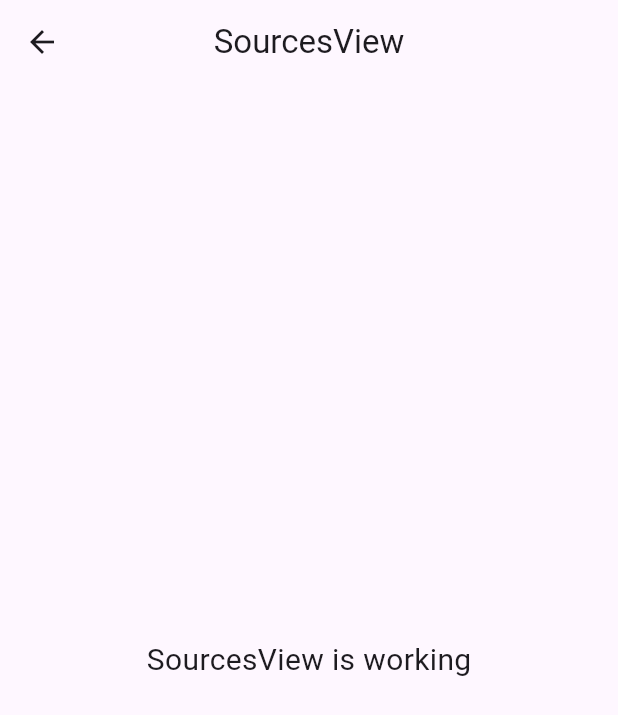
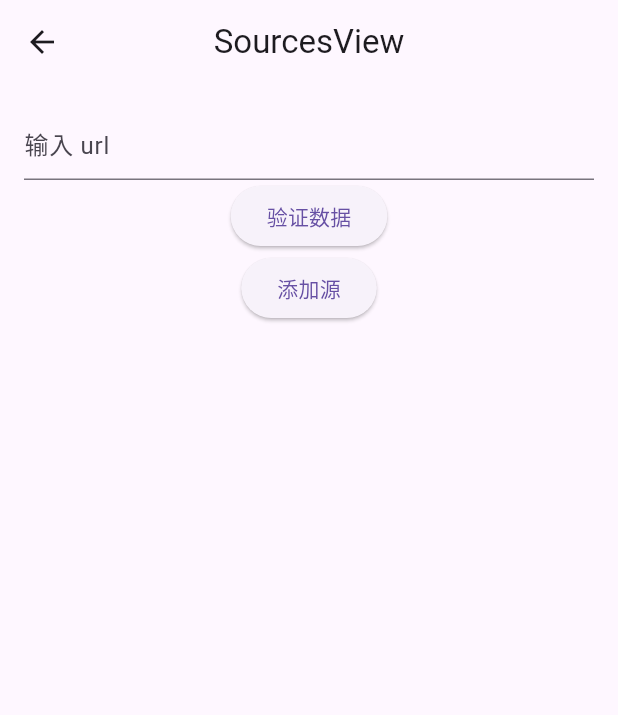
Before and after one commit to ChenTianSaber/ReadEverything, a Flutter app: the SourcesView screen opened by its route, on a phone screen of 412 x 824 dp. Shown: the top 715 px of the screen. Run offline on Flutter 3.47's test engine with Material 3 defaults, Android fonts, the phone set to English and light mode, and no system bars; our stand-ins replace flutter_smart_dialog, get; missing offline and left inert: flutter_inappwebview.

Commit message:
finish demo

```diff
--- a/lib/app/modules/sources/sources.view.dart
+++ b/lib/app/modules/sources/sources.view.dart
@@ -6,6 +6,7 @@ import 'sources.controller.dart';
 
 class SourcesView extends GetView<SourcesController> {
   const SourcesView({Key? key}) : super(key: key);
+
   @override
   Widget build(BuildContext context) {
     return Scaffold(
@@ -13,10 +14,19 @@ class SourcesView extends GetView<SourcesController> {
         title: const Text('SourcesView'),
         centerTitle: true,
       ),
-      body: const Center(
-        child: Text(
-          'SourcesView is working',
-          style: TextStyle(fontSize: 20),
+      body: Padding(
+        padding: const EdgeInsets.all(16.0),
+        child: Column(
+          children: [
+            // headless webView
+
+            TextField(
+              controller: controller.urlEditController,
+              decoration: InputDecoration(hintText: "输入 url"),
+            ),
+            ElevatedButton(onPressed: () => controller.checkData(), child: Text("验证数据")),
+            ElevatedButton(onPressed: () => controller.saveSource(), child: Text("添加源"))
+          ],
         ),
       ),
     );
--- a/lib/app/routes/app_pages.dart
+++ b/lib/app/routes/app_pages.dart
@@ -10,7 +10,7 @@ part 'app_routes.dart';
 class AppPages {
   AppPages._();
 
-  static const INITIAL = Routes.HOME;
+  static const INITIAL = Routes.SOURCES;
 
   static final routes = [
     GetPage(
--- a/pubspec.yaml
+++ b/pubspec.yaml
@@ -25,6 +25,8 @@ dev_dependencies:
 
 flutter:
   uses-material-design: true
+  assets:
+    - assets/html/
 
 get_cli:
   separator: .
```
Also changed, not shown: lib/app/modules/sources/sources.controller.dart (+45 -4 lines), lib/main.dart (+7 -1 lines), 1 other file.
